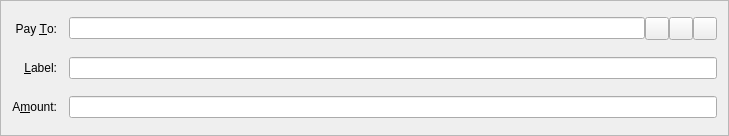
First picture: the form in src/qt/forms/sendcoinsentry.ui, repository talkcoin/talkcoin-wallet, before the edit.
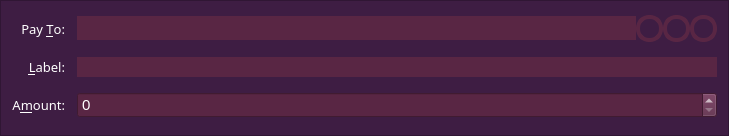
Second picture: the form after the edit. Icons and pictures are not drawn. Custom widgets are drawn as their Qt base class.

What changed in the file:
```diff
--- a/src/qt/forms/sendcoinsentry.ui
+++ b/src/qt/forms/sendcoinsentry.ui
@@ -10,9 +10,19 @@
     <height>136</height>
    </rect>
   </property>
+  <property name="font">
+   <font>
+    <family>Gill Sans MT</family>
+    <pointsize>10</pointsize>
+   </font>
+  </property>
   <property name="windowTitle">
    <string>Form</string>
   </property>
+  <property name="styleSheet">
+   <string notr="true">background-color: rgb(62, 29, 67);
+color: rgb(255, 255, 255);</string>
+  </property>
   <property name="frameShape">
    <enum>QFrame::StyledPanel</enum>
   </property>
@@ -25,6 +35,12 @@
    </property>
    <item row="5" column="0">
     <widget class="QLabel" name="label">
+     <property name="font">
+      <font>
+       <family>Gill Sans MT</family>
+       <pointsize>10</pointsize>
+      </font>
+     </property>
      <property name="text">
       <string>A&amp;mount:</string>
      </property>
@@ -38,6 +54,12 @@
    </item>
    <item row="3" column="0">
     <widget class="QLabel" name="label_2">
+     <property name="font">
+      <font>
+       <family>Gill Sans MT</family>
+       <pointsize>10</pointsize>
+      </font>
+     </property>
      <property name="text">
       <string>Pay &amp;To:</string>
      </property>
@@ -50,10 +72,25 @@
     </widget>
    </item>
    <item row="5" column="1">
-    <widget class="TalkcoinAmountField" name="payAmount"/>
+    <widget class="TalkcoinAmountField" name="payAmount">
+     <property name="styleSheet">
+      <string notr="true">
+background-color: rgb(89,38,68);
+font-size:11pt;font-family:'Gill Sans MT';
+
+
+</string>
+     </property>
+    </widget>
    </item>
    <item row="4" column="0">
     <widget class="QLabel" name="label_4">
+     <property name="font">
+      <font>
+       <family>Gill Sans MT</family>
+       <pointsize>10</pointsize>
+      </font>
+     </property>
      <property name="text">
       <string>&amp;Label:</string>
      </property>
@@ -72,12 +109,53 @@
      </property>
      <item>
       <widget class="QValidatedLineEdit" name="payTo">
+       <property name="font">
+        <font>
+         <family>Gill Sans MT</family>
+         <pointsize>11</pointsize>
+         <stylestrategy>PreferAntialias</stylestrategy>
+         <kerning>true</kerning>
+        </font>
+       </property>
+       <property name="mouseTracking">
+        <bool>true</bool>
+       </property>
+       <property name="focusPolicy">
+        <enum>Qt::StrongFocus</enum>
+       </property>
+       <property name="contextMenuPolicy">
+        <enum>Qt::DefaultContextMenu</enum>
+       </property>
        <property name="toolTip">
         <string>The address to send the payment to (e.g. 1NS17iag9jJgTHD1VXjvLCEnZuQ3rJDE9L)</string>
        </property>
+       <property name="styleSheet">
+        <string notr="true">QLineEdit {
+background-color: rgb(89,38,68);
+font-size:11pt;font-family:'Gill Sans MT';
+color: white;
+}
+
+
+QToolTip {
+     color: white;
+     font-size:9pt;font-family:'Gill Sans MT';
+     border: 4px solid ;
+     border-radius: 13px;
+     opacity: 700;
+     border-color: rgb(89,38,68);
+     background-color: rgb(62,29,67);
+ }</string>
+       </property>
        <property name="maxLength">
         <number>34</number>
        </property>
+       <property name="frame">
+        <bool>false</bool>
+       </property>
+       <property name="echoMode">
+        <enum>QLineEdit::Normal</enum>
+       </property>
       </widget>
      </item>
      <item>
@@ -85,6 +163,22 @@
        <property name="toolTip">
         <string>Choose address from address book</string>
        </property>
+       <property name="styleSheet">
+        <string notr="true">QToolButton{
+border: 4px solid;
+border-radius: 13px;
+border-color: rgb(89,38,68);}
+
+QToolTip {
+     color: white;
+     font-size:9pt;font-family:'Gill Sans MT';
+     border: 4px solid ;
+     border-radius: 13px;
+     opacity: 700;
+     border-color: rgb(89,38,68);
+     background-color: rgb(62,29,67);
+ }</string>
+       </property>
        <property name="text">
         <string/>
        </property>
@@ -102,6 +196,23 @@
        <property name="toolTip">
         <string>Paste address from clipboard</string>
        </property>
+       <property name="styleSheet">
+        <string notr="true">QToolButton{
+border: 4px solid;
+border-radius: 13px;
+border-color: rgb(89,38,68);}
+
+
+QToolTip {
+     color: white;
+     font-size:9pt;font-family:'Gill Sans MT';
+     border: 4px solid ;
+     border-radius: 13px;
+     opacity: 700;
+     border-color: rgb(89,38,68);
+     background-color: rgb(62,29,67);
+ }</string>
+       </property>
        <property name="text">
         <string/>
        </property>
@@ -119,6 +230,21 @@
        <property name="toolTip">
         <string>Remove this recipient</string>
        </property>
+       <property name="styleSheet">
+        <string notr="true">QToolButton{
+border: 4px solid;
+border-radius: 13px;
+border-color: rgb(89,38,68);}
+QToolTip {
+     color: white;
+     font-size:9pt;font-family:'Gill Sans MT';
+     border: 4px solid ;
+     border-radius: 13px;
+     opacity: 700;
+     border-color: rgb(89,38,68);
+     background-color: rgb(62,29,67);
+ }</string>
+       </property>
        <property name="text">
         <string/>
        </property>
@@ -135,22 +261,43 @@
      <property name="toolTip">
       <string>Enter a label for this address to add it to your address book</string>
      </property>
+     <property name="styleSheet">
+      <string notr="true">QLineEdit {
+background-color: rgb(89,38,68);
+font-size:11pt;font-family:'Gill Sans MT';
+color: white;
+}
+
+
+QToolTip {
+     color: white;
+     font-size:9pt;font-family:'Gill Sans MT';
+     border: 4px solid ;
+     border-radius: 13px;
+     opacity: 700;
+     border-color: rgb(89,38,68);
+     background-color: rgb(62,29,67);
+ }</string>
+     </property>
+     <property name="frame">
+      <bool>false</bool>
+     </property>
     </widget>
    </item>
   </layout>
  </widget>
  <customwidgets>
+  <customwidget>
+   <class>QValidatedLineEdit</class>
+   <extends>QLineEdit</extends>
+   <header>qvalidatedlineedit.h</header>
+  </customwidget>
   <customwidget>
    <class>TalkcoinAmountField</class>
-   <extends>QLineEdit</extends>
+   <extends>QSpinBox</extends>
    <header>talkcoinamountfield.h</header>
    <container>1</container>
   </customwidget>
-  <customwidget>
-   <class>QValidatedLineEdit</class>
-   <extends>QLineEdit</extends>
-   <header>qvalidatedlineedit.h</header>
-  </customwidget>
  </customwidgets>
  <resources>
   <include location="../talkcoin.qrc"/>
```
